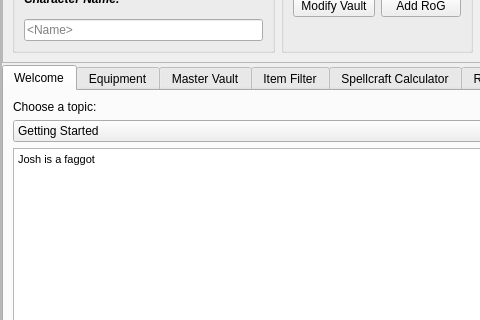
The window that gbx.ui (haydena23/TempStar) describes before a commit, drawn with Qt 5; both pictures show x 0 to 480 and y 137 to 457 of the 1400 by 800 pixel window.
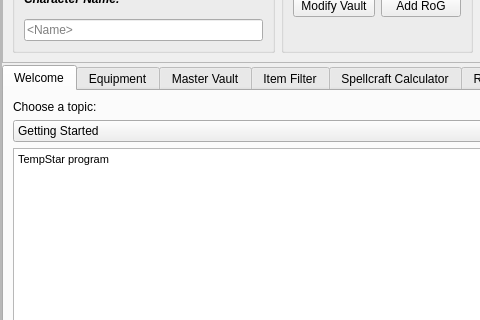
The same window after the commit. The open tabs and pages were chosen to show the change.

The edit to the form file:
```diff
--- a/gbx.ui
+++ b/gbx.ui
@@ -1005,7 +1005,7 @@
 &lt;html&gt;&lt;head&gt;&lt;meta name=&quot;qrichtext&quot; content=&quot;1&quot; /&gt;&lt;style type=&quot;text/css&quot;&gt;
 p, li { white-space: pre-wrap; }
 &lt;/style&gt;&lt;/head&gt;&lt;body style=&quot; font-family:'MS Shell Dlg 2'; font-size:8.25pt; font-weight:400; font-style:normal;&quot;&gt;
-&lt;p style=&quot; margin-top:0px; margin-bottom:0px; margin-left:0px; margin-right:0px; -qt-block-indent:0; text-indent:0px;&quot;&gt;Josh is a faggot&lt;/p&gt;&lt;/body&gt;&lt;/html&gt;</string>
+&lt;p style=&quot; margin-top:0px; margin-bottom:0px; margin-left:0px; margin-right:0px; -qt-block-indent:0; text-indent:0px;&quot;&gt;TempStar program&lt;/p&gt;&lt;/body&gt;&lt;/html&gt;</string>
                 </property>
                </widget>
               </item>
```
Left out of the diff: 2 changed lines with no effect on the pictures.
